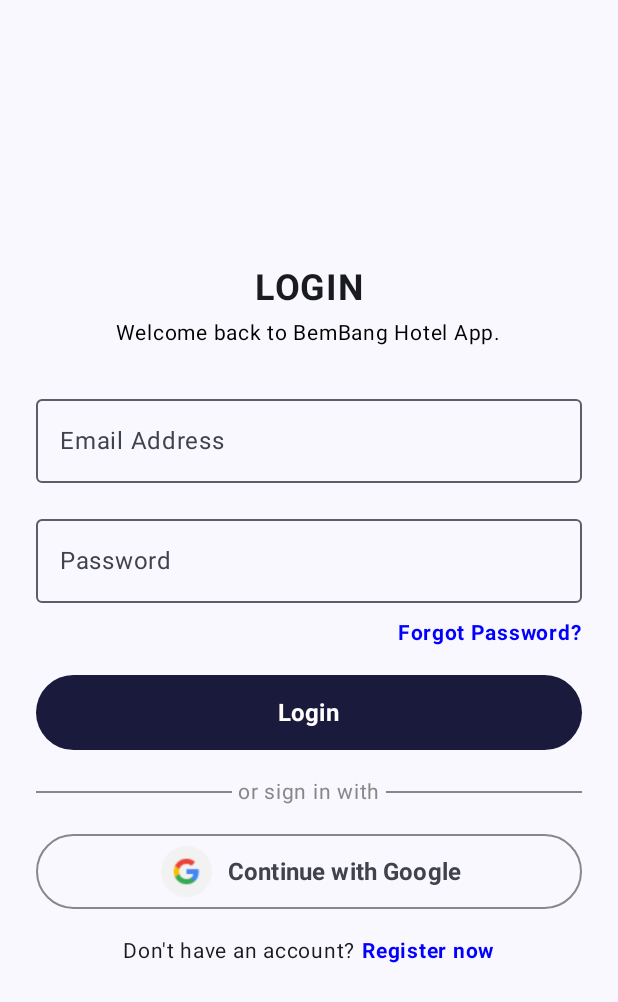
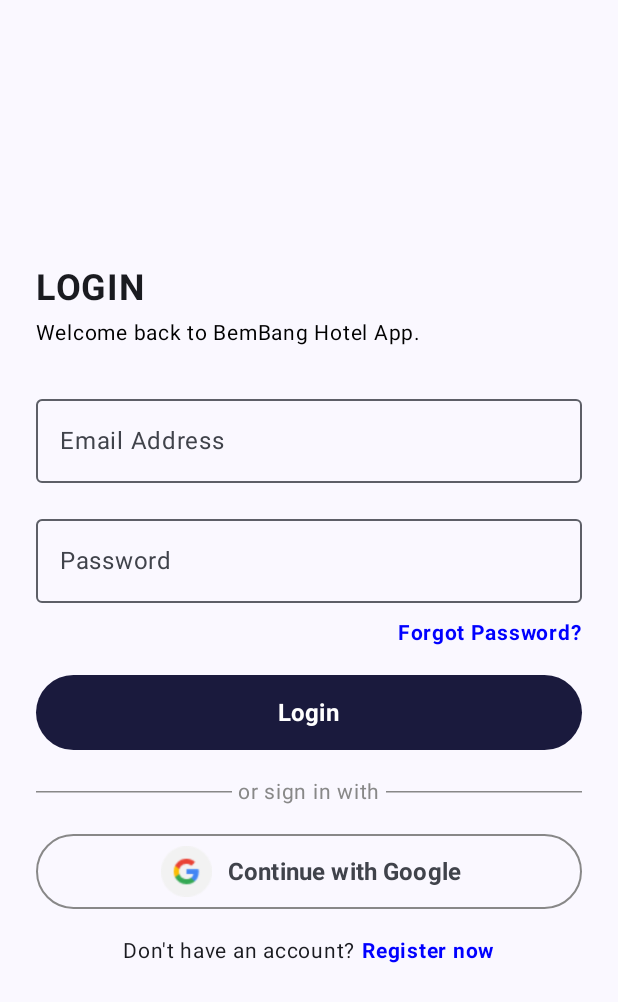
Before and after one commit to ADRXF/iBEMBANG-app, an Android app built with Jetpack Compose: the screen it shows after launch (MainActivity), on a phone screen of 412 x 824 dp. Shown: the top 1002 px of the screen. Run offline under Robolectric (Android 15) with nearby library versions, the phone set to English and light mode, and no system bars.

Commit message:
fix the LOGIN and Welcome to be in the left side like in the figma design

```diff
--- a/app/src/main/java/com/example/ibembang/MainActivity.kt
+++ b/app/src/main/java/com/example/ibembang/MainActivity.kt
@@ -30,6 +30,7 @@ import androidx.compose.ui.text.input.VisualTransformation
 import androidx.compose.ui.unit.dp
 import androidx.compose.ui.unit.sp
 import androidx.compose.foundation.BorderStroke
+import androidx.compose.ui.text.style.TextAlign
 
 
 class MainActivity : ComponentActivity() {
@@ -58,11 +59,21 @@ fun LoginScreenUI(modifier: Modifier = Modifier) {
             .fillMaxSize()
             .padding(24.dp),
         verticalArrangement = Arrangement.Center,
-        horizontalAlignment = Alignment.CenterHorizontally
+        horizontalAlignment = Alignment.Start
     ) {
-        Text(text = "LOGIN", fontSize = 24.sp, fontWeight = FontWeight.Bold)
+        Text(
+            text = "LOGIN",
+            fontSize = 24.sp,
+            fontWeight = FontWeight.Bold,
+            textAlign = TextAlign.Start // Ensures text is left-aligned
+            )
         Spacer(modifier = Modifier.height(4.dp))
-        Text(text = "Welcome back to BemBang Hotel App.", fontSize = 14.sp, color = Color.Black)
+        Text(
+            text = "Welcome back to BemBang Hotel App.",
+            fontSize = 14.sp,
+            color = Color.Black,
+            textAlign = TextAlign.Start // Ensures text is left-aligned
+            )
         Spacer(modifier = Modifier.height(24.dp))
 
         OutlinedTextField(
@@ -114,9 +125,9 @@ fun LoginScreenUI(modifier: Modifier = Modifier) {
         Spacer(modifier = Modifier.height(16.dp))
 
         Row(modifier = Modifier.fillMaxWidth(), verticalAlignment = Alignment.CenterVertically) {
-            Divider(modifier = Modifier.weight(1f), color = Color.Gray, thickness = 1.dp)
+            HorizontalDivider(modifier = Modifier.weight(1f), color = Color.Gray, thickness = 1.dp)
             Text(text = " or sign in with ", fontSize = 14.sp, color = Color.Gray)
-            Divider(modifier = Modifier.weight(1f), color = Color.Gray, thickness = 1.dp)
+            HorizontalDivider(modifier = Modifier.weight(1f), color = Color.Gray, thickness = 1.dp)
         }
         Spacer(modifier = Modifier.height(16.dp))
 
@@ -136,6 +147,10 @@ fun LoginScreenUI(modifier: Modifier = Modifier) {
         }
         Spacer(modifier = Modifier.height(16.dp))
 
+        Box(
+            modifier = Modifier.fillMaxWidth(),
+            contentAlignment = Alignment.Center // Centers the Row inside the Box
+        ) {
             Row {
                 Text(text = "Don't have an account?", fontSize = 14.sp)
                 Spacer(modifier = Modifier.width(4.dp))
@@ -144,8 +159,9 @@ fun LoginScreenUI(modifier: Modifier = Modifier) {
                     fontSize = 14.sp,
                     fontWeight = FontWeight.Bold,
                     color = Color.Blue,
-                modifier = Modifier.clickable { }
+                    modifier = Modifier.clickable { /* Handle Register */ }
                 )
             }
         }
     }
+}
```
Lines whose indentation alone changed are shown as unchanged.
